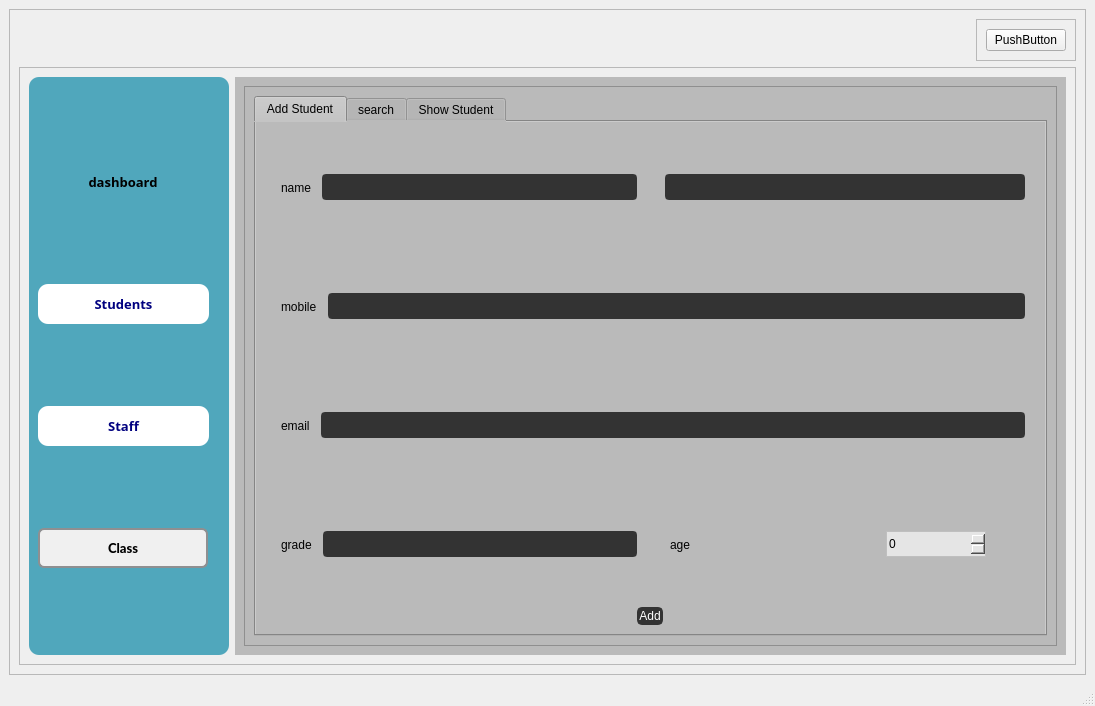
This is dashboard.ui in MinaWagdy5/Student-Management-System as Qt 5 draws it before an edit. The edited form follows.
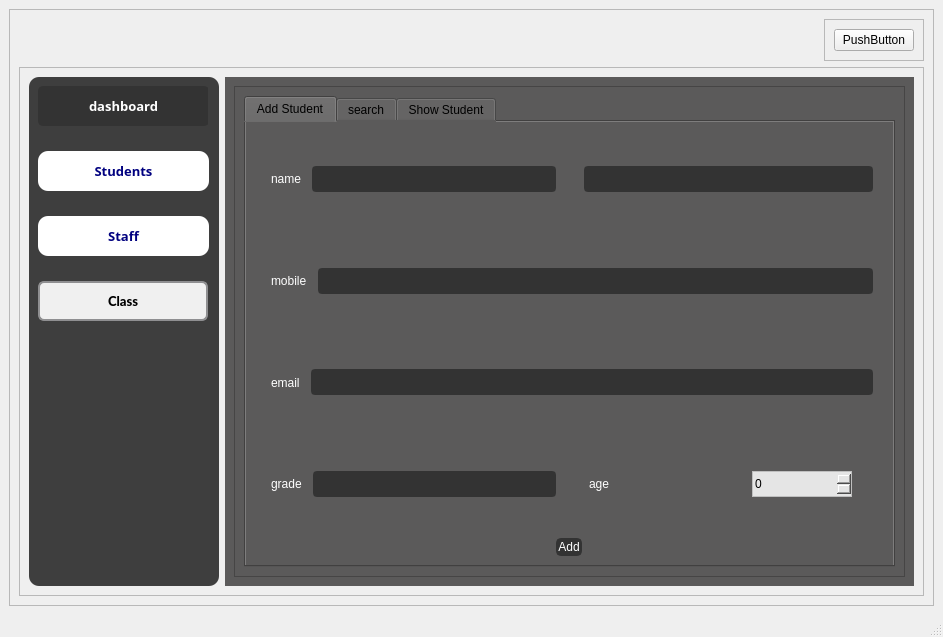
This is the edited form. The open tabs and pages were chosen to show the change. Icons and pictures are not drawn.

```diff
--- a/dashboard.ui
+++ b/dashboard.ui
@@ -6,8 +6,8 @@
    <rect>
     <x>0</x>
     <y>0</y>
-    <width>1095</width>
-    <height>706</height>
+    <width>943</width>
+    <height>637</height>
    </rect>
   </property>
   <property name="windowTitle">
@@ -55,25 +55,26 @@
           <item>
            <widget class="QFrame" name="frame_33">
             <property name="sizePolicy">
-             <sizepolicy hsizetype="Fixed" vsizetype="Expanding">
+             <sizepolicy hsizetype="Preferred" vsizetype="Expanding">
               <horstretch>0</horstretch>
               <verstretch>200</verstretch>
              </sizepolicy>
             </property>
             <property name="minimumSize">
              <size>
-              <width>200</width>
+              <width>190</width>
               <height>300</height>
              </size>
             </property>
             <property name="maximumSize">
              <size>
-              <width>200</width>
+              <width>190</width>
               <height>16777215</height>
              </size>
             </property>
             <property name="styleSheet">
              <string notr="true">background-color:#50A7BC;
+background-color: rgb(62, 62, 62);
 border-radius:10px;</string>
             </property>
             <property name="frameShape">
@@ -82,7 +83,10 @@
             <property name="frameShadow">
              <enum>QFrame::Raised</enum>
             </property>
-            <layout class="QVBoxLayout" name="verticalLayout_8">
+            <layout class="QVBoxLayout" name="verticalLayout_4">
+             <property name="spacing">
+              <number>25</number>
+             </property>
              <item>
               <widget class="QFrame" name="frame_51">
                <property name="minimumSize">
@@ -108,7 +112,7 @@
                  <rect>
                   <x>0</x>
                   <y>0</y>
-                  <width>170</width>
+                  <width>171</width>
                   <height>40</height>
                  </rect>
                 </property>
@@ -143,14 +147,23 @@
                 </property>
                 <property name="styleSheet">
                  <string notr="true">QPushButton {
-	border: none;
-	background-color: rgba(0,0,0,0);
+	border: 2px solid rgb(51,51,51);
+	border-radius: 5px;	
+	color:rgb(255,255,255);
+	background-color: rgb(51,51,51);
 }
 QPushButton:hover {
 	background-color: rgb(91,90,90);
 }
 QPushButton:pressed {	
-	background-color: rgba(0,0,0,0);
+	border: 2px solid rgb(0,143,150);
+	background-color: rgb(51,51,51);
+}
+
+QPushButton:disabled {	
+	border-radius: 5px;	
+	border: 2px solid rgb(112,112,112);
+	background-color: rgb(112,112,112);
 }</string>
                 </property>
                 <property name="text">
@@ -460,6 +473,16 @@
                </widget>
               </widget>
              </item>
+             <item>
+              <widget class="QFrame" name="frame_7">
+               <property name="frameShape">
+                <enum>QFrame::StyledPanel</enum>
+               </property>
+               <property name="frameShadow">
+                <enum>QFrame::Raised</enum>
+               </property>
+              </widget>
+             </item>
             </layout>
            </widget>
           </item>
@@ -487,9 +510,7 @@
              </size>
             </property>
             <property name="styleSheet">
-             <string notr="true">background-color: rgb(255,255,255);
-background-color: rgb(186, 186, 186);
-</string>
+             <string notr="true">background:rgb(91,90,90);</string>
             </property>
             <property name="currentIndex">
              <number>3</number>
@@ -1222,6 +1243,9 @@
                          <layout class="QHBoxLayout" name="horizontalLayout_23">
                           <item>
                            <widget class="QLabel" name="label_30">
+                            <property name="styleSheet">
+                             <string notr="true">color: rgb(255, 255, 255);</string>
+                            </property>
                             <property name="text">
                              <string>mobile</string>
                             </property>
@@ -1269,6 +1293,9 @@
                          <layout class="QHBoxLayout" name="horizontalLayout_24">
                           <item>
                            <widget class="QLabel" name="label_31">
+                            <property name="styleSheet">
+                             <string notr="true">color: rgb(255, 255, 255);</string>
+                            </property>
                             <property name="text">
                              <string>grade</string>
                             </property>
@@ -1316,6 +1343,9 @@
                          <layout class="QHBoxLayout" name="horizontalLayout_25">
                           <item>
                            <widget class="QLabel" name="label_32">
+                            <property name="styleSheet">
+                             <string notr="true">color: rgb(255, 255, 255);</string>
+                            </property>
                             <property name="text">
                              <string>age</string>
                             </property>
@@ -1353,6 +1383,9 @@
                          <layout class="QHBoxLayout" name="horizontalLayout_26">
                           <item>
                            <widget class="QLabel" name="label_33">
+                            <property name="styleSheet">
+                             <string notr="true">color: rgb(255, 255, 255);</string>
+                            </property>
                             <property name="text">
                              <string>email</string>
                             </property>
@@ -1400,6 +1433,9 @@
                          <layout class="QHBoxLayout" name="horizontalLayout_12">
                           <item>
                            <widget class="QLabel" name="label_34">
+                            <property name="styleSheet">
+                             <string notr="true">color: rgb(255, 255, 255);</string>
+                            </property>
                             <property name="text">
                              <string>name</string>
                             </property>
@@ -1414,19 +1450,27 @@
                              </size>
                             </property>
                             <property name="styleSheet">
-                             <string notr="true">QLineEdit {
-	color:rgb(255,255,255);
-	border:2px solid rgb(51,51,51);
-	border-radius:4px;
-	background:rgb(51,51,51);
+                             <string notr="true">/* Apply styles to QLineEdit */
+QLineEdit {
+    color: rgb(255, 255, 255);
+    border: 2px solid rgb(51, 51, 51);
+    border-radius: 4px;
+    background: rgb(51, 51, 51);
 }
 
+/* Apply styles to disabled QLineEdit */
 QLineEdit:disabled {
-	color:rgb(255,255,255);
-	border:2px solid rgb(112,112,112);
-	border-radius:4px;
-	background:rgb(112,112,112);
-}</string>
+    color: rgb(255, 255, 255);
+    border: 2px solid rgb(112, 112, 112);
+    border-radius: 4px;
+    background: rgb(112, 112, 112);
+}
+
+/* Add border color on hover */
+QLineEdit:hover {
+    border-color: rgb(255, 255, 127);
+}
+</string>
                             </property>
                            </widget>
                           </item>
```
Left out of the diff: 11 changed lines with no effect on the pictures.
